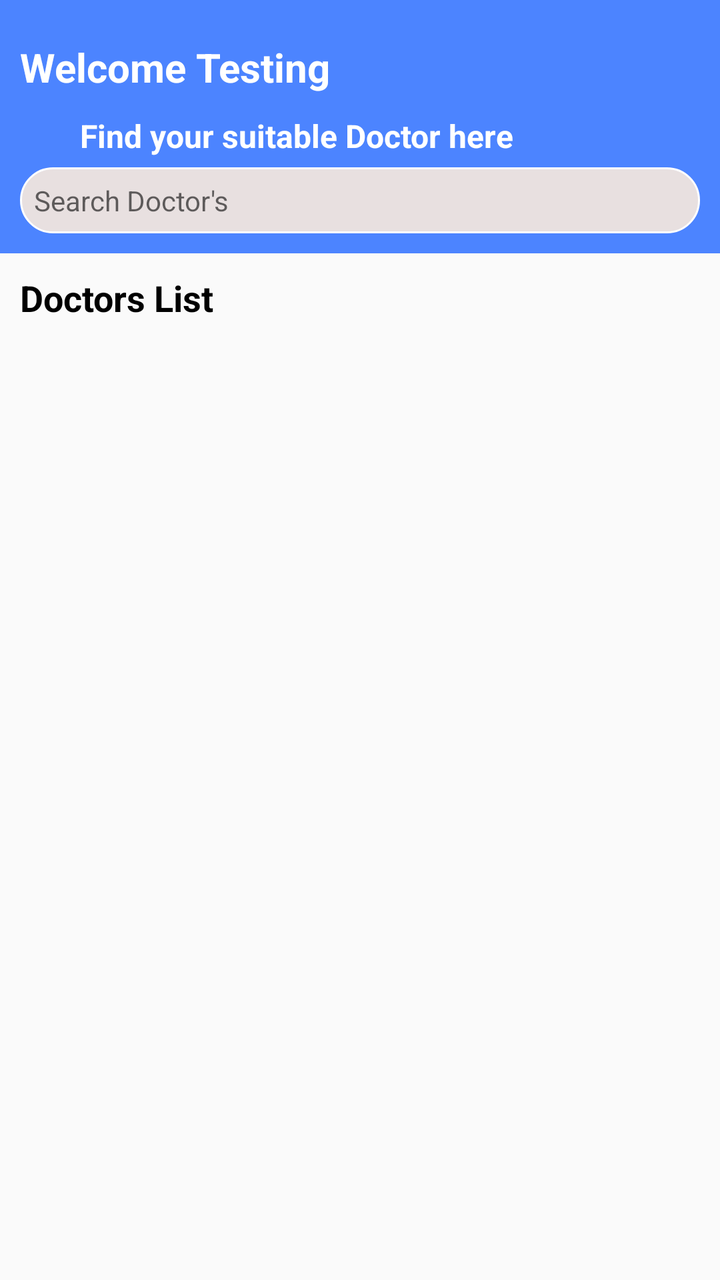
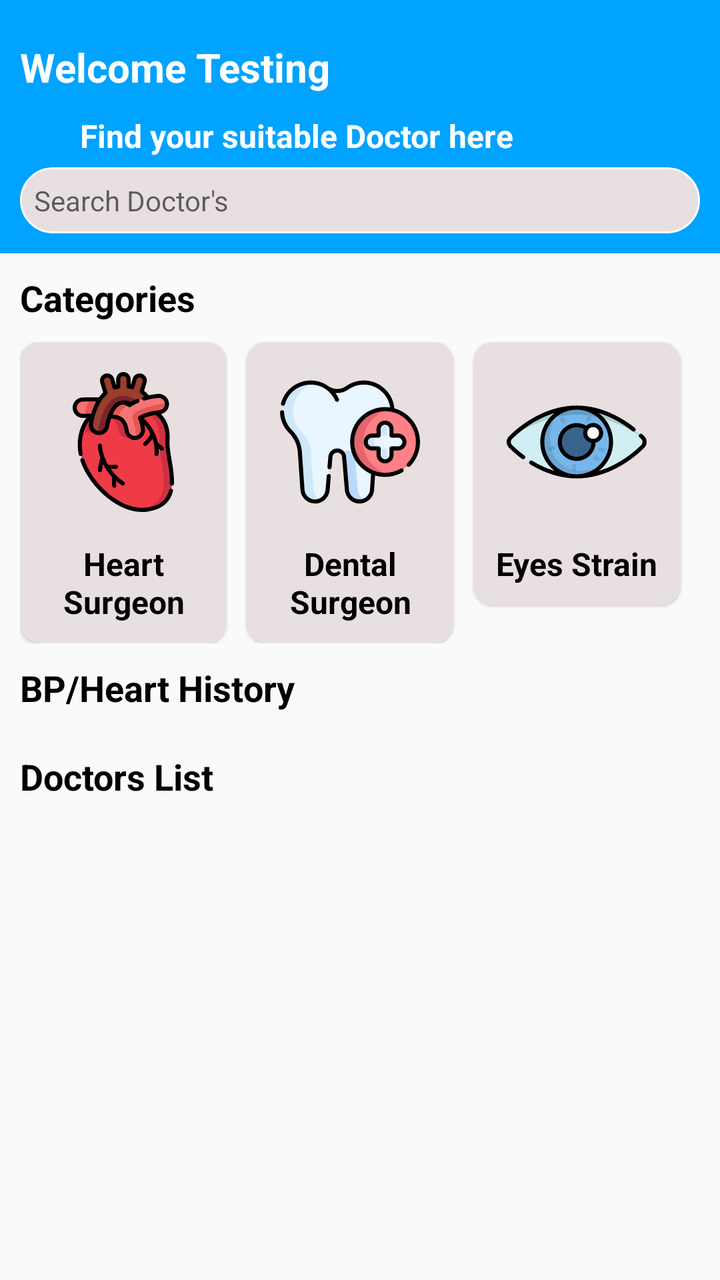

The first picture is an Android layout as it rendered before a commit; the second is the same layout after the commit. The layout source and the unified diff follow.
<!-- AndroidManifest.xml: application theme Theme.ICare -->
<!-- res/layout/fragment_doctor.xml -->
<?xml version="1.0" encoding="utf-8"?>
<androidx.constraintlayout.widget.ConstraintLayout xmlns:android="http://schemas.android.com/apk/res/android"
    xmlns:app="http://schemas.android.com/apk/res-auto"
    xmlns:tools="http://schemas.android.com/tools"
    android:layout_width="match_parent"
    android:layout_height="match_parent"
    tools:context=".main.fragment.DoctorFragment">

    <LinearLayout
        android:id="@+id/llToolBar"
        android:layout_width="match_parent"
        android:layout_height="wrap_content"
        android:background="@color/colorBlue"
        android:orientation="vertical"
        android:padding="10dp"
        android:paddingHorizontal="10dp"
        app:layout_constraintTop_toTopOf="parent">

        <LinearLayout
            android:layout_width="match_parent"
            android:layout_height="wrap_content"
            android:layout_marginTop="10dp"
            android:orientation="horizontal">

            <ImageView
                android:layout_width="30dp"
                android:layout_height="30dp"
                android:src="@drawable/back_arrow"
                android:visibility="gone" />

            <TextView
                android:id="@+id/txtNameUser"
                android:layout_width="0dp"
                android:layout_height="wrap_content"
                android:layout_weight="1"
                android:text="Welcome Testing"
                android:textColor="@color/white"
                android:textSize="20sp"
                android:textStyle="bold" />
        </LinearLayout>

        <TextView
            android:layout_width="match_parent"
            android:layout_height="wrap_content"
            android:layout_marginStart="30dp"
            android:layout_marginTop="10dp"
            android:layout_marginBottom="5dp"
            android:text="Find your suitable Doctor here "
            android:textColor="@color/white"
            android:textSize="16sp"
            android:textStyle="bold" />

        <LinearLayout
            android:layout_width="match_parent"
            android:layout_height="wrap_content"
            android:background="@drawable/background_white_search"
            android:padding="5dp">

            <TextView
                android:layout_width="match_parent"
                android:layout_height="wrap_content"
                android:layout_margin="2dp"
                android:drawablePadding="10dp"
                android:hint="Search Doctor's"
                app:drawableLeftCompat="@drawable/baseline_search" />

        </LinearLayout>

    </LinearLayout>

    <TextView
        android:id="@+id/docList"
        android:layout_width="match_parent"
        android:layout_height="wrap_content"
        android:layout_marginHorizontal="10dp"
        android:layout_marginTop="10dp"
        android:text="Doctors List"
        android:textColor="@color/black"
        android:textSize="18sp"
        android:textStyle="bold"
        app:layout_constraintTop_toBottomOf="@+id/llToolBar" />

    <androidx.recyclerview.widget.RecyclerView
        android:id="@+id/recyclerViewDoctor"
        android:layout_width="match_parent"
        android:layout_height="0dp"
        android:layout_marginVertical="10dp"
        android:layout_marginTop="10dp"
        app:layout_constraintBottom_toBottomOf="parent"
        app:layout_constraintTop_toBottomOf="@+id/docList" />

</androidx.constraintlayout.widget.ConstraintLayout>
<!-- resources referenced by this layout -->
<resources>
  <color name="black">#000000</color>
  <color name="colorBlue">#4C84FF</color>
  <color name="white">#FFFFFFFF</color>
  <!-- drawable back_arrow: png bitmap (drawable, 215 bytes) -->
  <!-- drawable background_white_search (drawable) -->
  <?xml version="1.0" encoding="utf-8"?>
  <shape xmlns:android="http://schemas.android.com/apk/res/android">
      <solid android:color="@color/colorGrey" />
  
      <stroke
          android:width="1dp"
          android:color="@color/white" />
  
      <corners android:radius="40dp" />
  </shape>
  <!-- drawable baseline_search (drawable) -->
  <vector android:height="24dp" android:tint="#000000"
      android:viewportHeight="24" android:viewportWidth="24"
      android:width="24dp" xmlns:android="http://schemas.android.com/apk/res/android">
      <path android:fillColor="@android:color/white" android:pathData="M15.5,14h-0.79l-0.28,-0.27C15.41,12.59 16,11.11 16,9.5 16,5.91 13.09,3 9.5,3S3,5.91 3,9.5 5.91,16 9.5,16c1.61,0 3.09,-0.59 4.23,-1.57l0.27,0.28v0.79l5,4.99L20.49,19l-4.99,-5zM9.5,14C7.01,14 5,11.99 5,9.5S7.01,5 9.5,5 14,7.01 14,9.5 11.99,14 9.5,14z"/>
  </vector>
  <style name="Theme.ICare" parent="Theme.MaterialComponents.Light.NoActionBar.Bridge">
          
          <item name="colorPrimary">@color/colorDarkTheme</item>
          <item name="colorPrimaryVariant">@color/colorDarkTheme</item>
          <item name="colorOnPrimary">@color/white</item>
          
          <item name="colorSecondary">@color/colorBackGroundEdittext</item>
          <item name="colorSecondaryVariant">@color/colorBackGroundEdittext</item>
          <item name="colorOnSecondary">@color/black</item>
          
          <item name="android:statusBarColor">?attr/colorPrimaryVariant</item>
          
      </style>
  <color name="colorGrey">#E8E0E0</color>
  <color name="colorDarkTheme">#182B3C</color>
  <color name="colorBackGroundEdittext">#526278</color>
</resources>

<!-- the commit's change to res/layout/fragment_doctor.xml (unified diff, before → after) -->
@@ -1,92 +1,249 @@
 <?xml version="1.0" encoding="utf-8"?>
-<androidx.constraintlayout.widget.ConstraintLayout xmlns:android="http://schemas.android.com/apk/res/android"
+<layout xmlns:android="http://schemas.android.com/apk/res/android"
     xmlns:app="http://schemas.android.com/apk/res-auto"
-    xmlns:tools="http://schemas.android.com/tools"
-    android:layout_width="match_parent"
-    android:layout_height="match_parent"
-    tools:context=".main.fragment.DoctorFragment">
-
-    <LinearLayout
-        android:id="@+id/llToolBar"
+    xmlns:tools="http://schemas.android.com/tools">
+
+    <data>
+
+        <variable
+            name="viewModel"
+            type="com.vat.icare.domin.VitalSignViewModel" />
+    </data>
+
+    <androidx.constraintlayout.widget.ConstraintLayout
         android:layout_width="match_parent"
-        android:layout_height="wrap_content"
-        android:background="@color/colorBlue"
-        android:orientation="vertical"
-        android:padding="10dp"
-        android:paddingHorizontal="10dp"
-        app:layout_constraintTop_toTopOf="parent">
+        android:layout_height="match_parent"
+        tools:context=".main.fragment.DoctorFragment">
 
         <LinearLayout
-            android:layout_width="match_parent"
-            android:layout_height="wrap_content"
-            android:layout_marginTop="10dp"
-            android:orientation="horizontal">
-
-            <ImageView
-                android:layout_width="30dp"
-                android:layout_height="30dp"
-                android:src="@drawable/back_arrow"
-                android:visibility="gone" />
-
-            <TextView
-                android:id="@+id/txtNameUser"
-                android:layout_width="0dp"
-                android:layout_height="wrap_content"
-                android:layout_weight="1"
-                android:text="Welcome Testing"
-                android:textColor="@color/white"
-                android:textSize="20sp"
-                android:textStyle="bold" />
-        </LinearLayout>
-
-        <TextView
-            android:layout_width="match_parent"
-            android:layout_height="wrap_content"
-            android:layout_marginStart="30dp"
-            android:layout_marginTop="10dp"
-            android:layout_marginBottom="5dp"
-            android:text="Find your suitable Doctor here "
-            android:textColor="@color/white"
-            android:textSize="16sp"
-            android:textStyle="bold" />
-
-        <LinearLayout
-            android:layout_width="match_parent"
-            android:layout_height="wrap_content"
-            android:background="@drawable/background_white_search"
-            android:padding="5dp">
+            android:id="@+id/llToolBar"
+            android:layout_width="match_parent"
+            android:layout_height="wrap_content"
+            android:background="@color/themeBlue"
+            android:orientation="vertical"
+            android:padding="10dp"
+            android:paddingHorizontal="10dp"
+            app:layout_constraintTop_toTopOf="parent">
+
+            <LinearLayout
+                android:layout_width="match_parent"
+                android:layout_height="wrap_content"
+                android:layout_marginTop="10dp"
+                android:orientation="horizontal">
+
+                <ImageView
+                    android:layout_width="30dp"
+                    android:layout_height="30dp"
+                    android:src="@drawable/back_arrow"
+                    android:visibility="gone" />
+
+                <TextView
+                    android:id="@+id/txtNameUser"
+                    android:layout_width="0dp"
+                    android:layout_height="wrap_content"
+                    android:layout_weight="1"
+                    android:text="Welcome Testing"
+                    android:textColor="@color/white"
+                    android:textSize="20sp"
+                    android:textStyle="bold" />
+            </LinearLayout>
 
             <TextView
                 android:layout_width="match_parent"
                 android:layout_height="wrap_content"
-                android:layout_margin="2dp"
-                android:drawablePadding="10dp"
-                android:hint="Search Doctor's"
-                app:drawableLeftCompat="@drawable/baseline_search" />
+                android:layout_marginStart="30dp"
+                android:layout_marginTop="10dp"
+                android:layout_marginBottom="5dp"
+                android:text="Find your suitable Doctor here "
+                android:textColor="@color/white"
+                android:textSize="16sp"
+                android:textStyle="bold" />
+
+            <LinearLayout
+                android:layout_width="match_parent"
+                android:layout_height="wrap_content"
+                android:background="@drawable/background_white_search"
+                android:padding="5dp">
+
+                <TextView
+                    android:layout_width="match_parent"
+                    android:layout_height="wrap_content"
+                    android:layout_margin="2dp"
+                    android:drawablePadding="10dp"
+                    android:hint="Search Doctor's"
+                    app:drawableLeftCompat="@drawable/baseline_search" />
+
+            </LinearLayout>
 
         </LinearLayout>
 
-    </LinearLayout>
-
-    <TextView
-        android:id="@+id/docList"
-        android:layout_width="match_parent"
-        android:layout_height="wrap_content"
-        android:layout_marginHorizontal="10dp"
-        android:layout_marginTop="10dp"
-        android:text="Doctors List"
-        android:textColor="@color/black"
-        android:textSize="18sp"
-        android:textStyle="bold"
-        app:layout_constraintTop_toBottomOf="@+id/llToolBar" />
-
-    <androidx.recyclerview.widget.RecyclerView
-        android:id="@+id/recyclerViewDoctor"
-        android:layout_width="match_parent"
-        android:layout_height="0dp"
-        android:layout_marginVertical="10dp"
-        android:layout_marginTop="10dp"
-        app:layout_constraintBottom_toBottomOf="parent"
-        app:layout_constraintTop_toBottomOf="@+id/docList" />
-
-</androidx.constraintlayout.widget.ConstraintLayout>
+        <TextView
+            android:id="@+id/txtCatogery"
+            android:layout_width="match_parent"
+            android:layout_height="wrap_content"
+            android:layout_marginHorizontal="10dp"
+            android:layout_marginTop="10dp"
+            android:text="Categories"
+            android:textColor="@color/black"
+            android:textSize="18sp"
+            android:textStyle="bold"
+            app:layout_constraintTop_toBottomOf="@+id/llToolBar" />
+
+        <LinearLayout
+            android:id="@+id/llCatList"
+            android:layout_width="match_parent"
+            android:layout_height="wrap_content"
+            android:layout_marginHorizontal="10dp"
+            android:layout_marginTop="10dp"
+            android:orientation="horizontal"
+            app:layout_constraintTop_toBottomOf="@+id/txtCatogery">
+
+            <androidx.cardview.widget.CardView
+                android:layout_width="0dp"
+                android:layout_height="wrap_content"
+                android:layout_marginEnd="10dp"
+                android:layout_weight="1"
+                app:cardBackgroundColor="@color/colorGrey"
+                app:cardCornerRadius="10dp"
+                app:cardElevation="1dp"
+                app:cardMaxElevation="1dp">
+
+                <RelativeLayout
+                    android:layout_width="match_parent"
+                    android:layout_height="match_parent">
+
+                    <androidx.appcompat.widget.AppCompatImageView
+                        android:id="@+id/imgHeart"
+                        android:layout_width="wrap_content"
+                        android:layout_height="100dp"
+                        android:padding="15dp"
+                        app:srcCompat="@drawable/ic_heart" />
+
+                    <androidx.appcompat.widget.AppCompatTextView
+                        android:layout_width="match_parent"
+                        android:layout_height="wrap_content"
+                        android:layout_below="@+id/imgHeart"
+                        android:layout_marginBottom="10dp"
+                        android:gravity="center"
+                        android:text="Heart Surgeon"
+                        android:textColor="@color/black"
+                        android:textSize="16sp"
+                        android:textStyle="bold" />
+                </RelativeLayout>
+
+            </androidx.cardview.widget.CardView>
+
+            <androidx.cardview.widget.CardView
+                android:layout_width="0dp"
+                android:layout_height="wrap_content"
+                android:layout_marginEnd="10dp"
+                android:layout_weight="1"
+                app:cardBackgroundColor="@color/colorGrey"
+                app:cardCornerRadius="10dp"
+                app:cardElevation="1dp"
+                app:cardMaxElevation="1dp">
+
+                <RelativeLayout
+                    android:layout_width="match_parent"
+                    android:layout_height="match_parent">
+
+                    <androidx.appcompat.widget.AppCompatImageView
+                        android:id="@+id/imgTooth"
+                        android:layout_width="wrap_content"
+                        android:layout_height="100dp"
+                        android:padding="15dp"
+                        app:srcCompat="@drawable/ic_tooth" />
+
+                    <androidx.appcompat.widget.AppCompatTextView
+                        android:layout_width="match_parent"
+                        android:layout_height="wrap_content"
+                        android:layout_below="@+id/imgTooth"
+                        android:layout_marginBottom="10dp"
+                        android:gravity="center"
+                        android:text="Dental Surgeon"
+                        android:textColor="@color/black"
+                        android:textSize="16sp"
+                        android:textStyle="bold" />
+                </RelativeLayout>
+
+            </androidx.cardview.widget.CardView>
+
+            <androidx.cardview.widget.CardView
+                android:layout_width="0dp"
+                android:layout_height="wrap_content"
+                android:layout_marginEnd="10dp"
+                android:layout_weight="1"
+                app:cardBackgroundColor="@color/colorGrey"
+                app:cardCornerRadius="10dp"
+                app:cardElevation="1dp"
+                app:cardMaxElevation="1dp">
+
+                <RelativeLayout
+                    android:layout_width="match_parent"
+                    android:layout_height="match_parent">
+
+                    <androidx.appcompat.widget.AppCompatImageView
+                        android:id="@+id/imgEye"
+                        android:layout_width="wrap_content"
+                        android:layout_height="100dp"
+                        android:padding="15dp"
+                        app:srcCompat="@drawable/ic_eye" />
+
+                    <androidx.appcompat.widget.AppCompatTextView
+                        android:layout_width="match_parent"
+                        android:layout_height="wrap_content"
+                        android:layout_below="@+id/imgEye"
+                        android:layout_marginBottom="10dp"
+                        android:gravity="center"
+                        android:text="Eyes Strain"
+                        android:textColor="@color/black"
+                        android:textSize="16sp"
+                        android:textStyle="bold" />
+                </RelativeLayout>
+
+            </androidx.cardview.widget.CardView>
+
+        </LinearLayout>
+
+        <TextView
+            android:id="@+id/historyBP"
+            android:layout_width="match_parent"
+            android:layout_height="wrap_content"
+            android:layout_marginHorizontal="10dp"
+            android:layout_marginTop="10dp"
+            android:text="BP/Heart History"
+            android:textColor="@color/black"
+            android:textSize="18sp"
+            android:textStyle="bold"
+            app:layout_constraintTop_toBottomOf="@+id/llCatList" />
+
+        <androidx.recyclerview.widget.RecyclerView
+            android:id="@+id/recyclerBPHistory"
+            android:layout_width="match_parent"
+            android:layout_height="wrap_content"
+            android:layout_marginVertical="10dp"
+            android:layout_marginTop="10dp"
+            app:layout_constraintTop_toBottomOf="@+id/historyBP" />
+
+        <TextView
+            android:id="@+id/docList"
+            android:layout_width="match_parent"
+            android:layout_height="wrap_content"
+            android:layout_marginHorizontal="10dp"
+            android:layout_marginTop="10dp"
+            android:text="Doctors List"
+            android:textColor="@color/black"
+            android:textSize="18sp"
+            android:textStyle="bold"
+            app:layout_constraintTop_toBottomOf="@+id/recyclerBPHistory" />
+
+        <androidx.recyclerview.widget.RecyclerView
+            android:id="@+id/recyclerViewDoctor"
+            android:layout_width="match_parent"
+            android:layout_height="wrap_content"
+            android:layout_marginVertical="10dp"
+            android:layout_marginTop="10dp"
+            app:layout_constraintTop_toBottomOf="@+id/docList" />
+
+    </androidx.constraintlayout.widget.ConstraintLayout>
+</layout>
<!-- resource entries referenced after the edit -->
@@ -1,7 +1,6 @@
 <!-- resources referenced by this layout -->
 <resources>
   <color name="black">#000000</color>
-  <color name="colorBlue">#4C84FF</color>
   <color name="white">#FFFFFFFF</color>
   <!-- drawable back_arrow: png bitmap (drawable, 215 bytes) -->
   <!-- drawable background_white_search (drawable) -->
@@ -21,21 +20,24 @@
       android:width="24dp" xmlns:android="http://schemas.android.com/apk/res/android">
       <path android:fillColor="@android:color/white" android:pathData="M15.5,14h-0.79l-0.28,-0.27C15.41,12.59 16,11.11 16,9.5 16,5.91 13.09,3 9.5,3S3,5.91 3,9.5 5.91,16 9.5,16c1.61,0 3.09,-0.59 4.23,-1.57l0.27,0.28v0.79l5,4.99L20.49,19l-4.99,-5zM9.5,14C7.01,14 5,11.99 5,9.5S7.01,5 9.5,5 14,7.01 14,9.5 11.99,14 9.5,14z"/>
   </vector>
+  <!-- drawable ic_eye: vector/xml drawable (drawable, 5505 chars, omitted) -->
+  <!-- drawable ic_heart: vector/xml drawable (drawable, 21097 chars, omitted) -->
+  <!-- drawable ic_tooth: vector/xml drawable (drawable, 5990 chars, omitted) -->
   <style name="Theme.ICare" parent="Theme.MaterialComponents.Light.NoActionBar.Bridge">
           
-          <item name="colorPrimary">@color/colorDarkTheme</item>
-          <item name="colorPrimaryVariant">@color/colorDarkTheme</item>
+          <item name="colorPrimary">@color/themeBlue</item>
+          <item name="colorPrimaryVariant">@color/themeBlue</item>
           <item name="colorOnPrimary">@color/white</item>
           
           <item name="colorSecondary">@color/colorBackGroundEdittext</item>
           <item name="colorSecondaryVariant">@color/colorBackGroundEdittext</item>
           <item name="colorOnSecondary">@color/black</item>
           
-          <item name="android:statusBarColor">?attr/colorPrimaryVariant</item>
+          <item name="android:statusBarColor">@color/themeBlue</item>
           
       </style>
   <color name="colorGrey">#E8E0E0</color>
-  <color name="colorDarkTheme">#182B3C</color>
+  <color name="themeBlue">#00A3FF</color>
   <color name="colorBackGroundEdittext">#526278</color>
 </resources>
 
